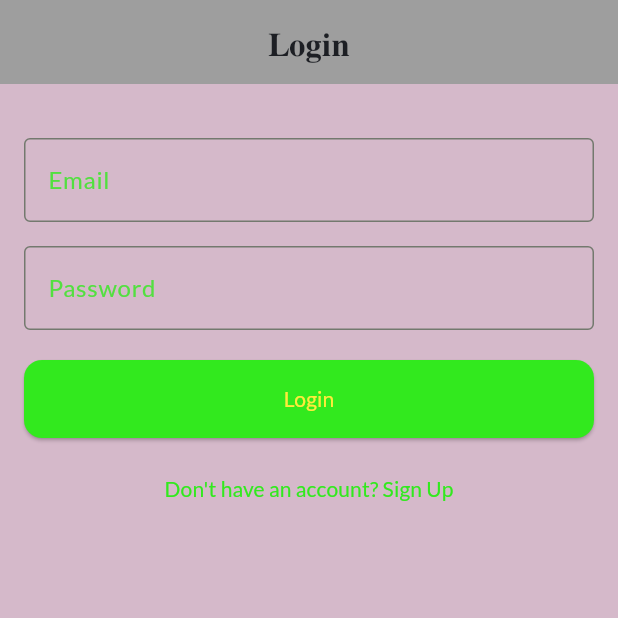
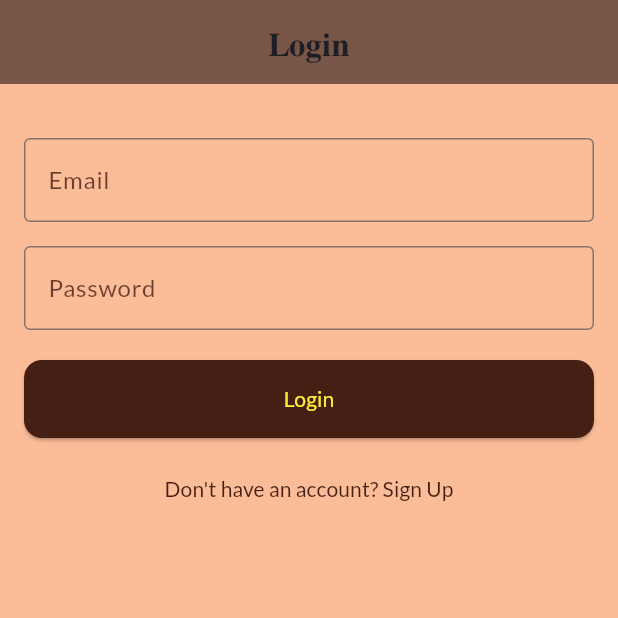
Before and after one commit to Archie4304/BMCFinalProjectFinalProject, a Flutter app: the screen it shows after launch, on a phone screen of 412 x 824 dp, the top half of it. Run offline on Flutter 3.47's test engine with Material 3 defaults, Android fonts, the phone set to English and light mode, and no system bars; our stand-ins replace cloud_firestore, firebase_auth, firebase_core, flutter_native_splash, google_fonts; accounts and stored records are empty.

Commit message:
Flutter 3.32.5 V Firebase Integration Final Project

```diff
--- a/ecommerce_app/lib/main.dart
+++ b/ecommerce_app/lib/main.dart
@@ -10,9 +10,9 @@ import 'package:google_fonts/google_fonts.dart'; // 1. ADD THIS IMPORT
 // 2. --- ADD OUR NEW APP COLOR PALETTE ---
 // Pink Art & Craft Store color palette
 const Color kRichBlack = Color(0xFF1D1F24);
-const Color kPink = Color(0xFF32E91E);
-const Color kLightPink = Color(0xFF6A1935);
-const Color kOffWhite = Color(0xFFD5B9CA);
+const Color kPink = Color(0xFF451F14);
+const Color kLightPink = Color(0xFF682718);
+const Color kOffWhite = Color(0xFFFBBC98);
 // --- END OF COLOR PALETTE ---
 
 void main() async {
@@ -100,7 +100,7 @@ class MyApp extends StatelessWidget {
         // 7. --- (FIX) GLOBAL CARD STYLE ---
         cardTheme: CardThemeData(
           elevation: 1, // A softer shadow
-          color: Colors.blueAccent, // Pure white cards on the off-white bg
+          color: Colors.white, // Pure white cards on the off-white bg
           shape: RoundedRectangleBorder(
             borderRadius: BorderRadius.circular(12),
           ),
@@ -110,7 +110,7 @@ class MyApp extends StatelessWidget {
 
         // 9. --- (NEW) GLOBAL APPBAR STYLE ---
         appBarTheme: const AppBarTheme(
-          backgroundColor: Colors.grey, // Clean white AppBar
+          backgroundColor: Colors.brown, // Clean white AppBar
           foregroundColor: kRichBlack, // Black icons and text
           elevation: 0, // No shadow, modern look
           centerTitle: true,
```
Also changed, not shown: ecommerce_app/pubspec.lock.
